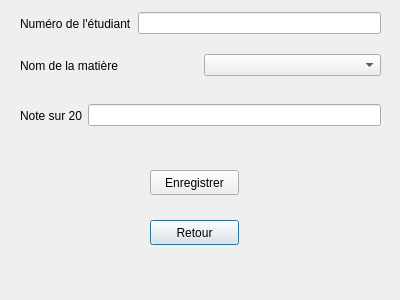
Old version of the form c++_oussa/Gestion_UI/noteretudiant.ui in the repository khadimkasse/projet_cpp_ndeye.
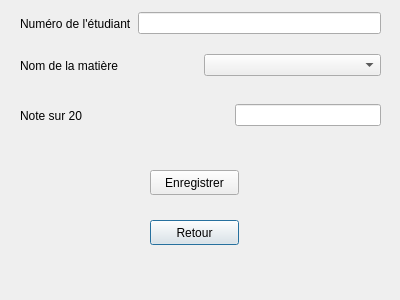
New version of the form.

```diff
--- a/c++_oussa/Gestion_UI/noteretudiant.ui
+++ b/c++_oussa/Gestion_UI/noteretudiant.ui
@@ -75,7 +75,20 @@
      </widget>
     </item>
     <item>
-     <widget class="QLineEdit" name="lineEdit_2"/>
+     <spacer name="horizontalSpacer">
+      <property name="orientation">
+       <enum>Qt::Horizontal</enum>
+      </property>
+      <property name="sizeHint" stdset="0">
+       <size>
+        <width>40</width>
+        <height>20</height>
+       </size>
+      </property>
+     </spacer>
+    </item>
+    <item>
+     <widget class="QLineEdit" name="inputNote"/>
     </item>
    </layout>
   </widget>
```
Left out of the diff: 16 changed lines with no effect on the pictures.
